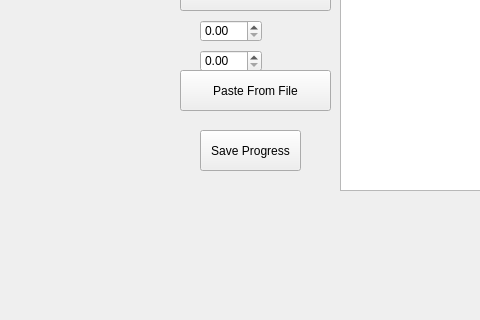
Above: mainwindow.ui from WSU-4110/Math_Scriptum before the change; both pictures show x 270 to 750 and y 250 to 570 of the 1097 by 707 pixel window. Below: the same form after it.
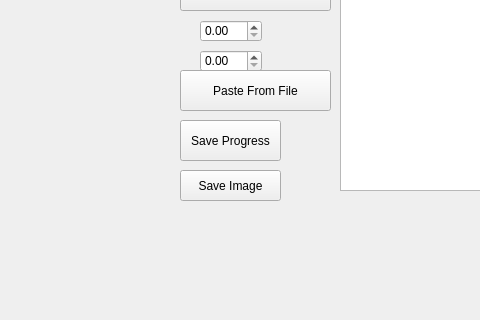
That is the form after the change. Custom widgets are drawn as their Qt base class.

The edit to the form file:
```diff
--- a/mainwindow.ui
+++ b/mainwindow.ui
@@ -142,8 +142,8 @@
    <widget class="QPushButton" name="saveProgress">
     <property name="geometry">
      <rect>
-      <x>470</x>
-      <y>380</y>
+      <x>450</x>
+      <y>370</y>
       <width>101</width>
       <height>41</height>
      </rect>
@@ -152,6 +152,19 @@
      <string>Save Progress</string>
     </property>
    </widget>
+   <widget class="QPushButton" name="saveImage">
+    <property name="geometry">
+     <rect>
+      <x>450</x>
+      <y>420</y>
+      <width>101</width>
+      <height>31</height>
+     </rect>
+    </property>
+    <property name="text">
+     <string>Save Image</string>
+    </property>
+   </widget>
   </widget>
   <widget class="QMenuBar" name="menubar">
    <property name="geometry">
```
